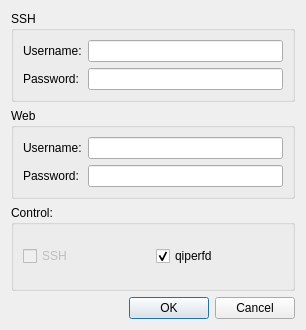
Qt form JIO/dlgset.ui (coolshou/qiperf) before a commit.
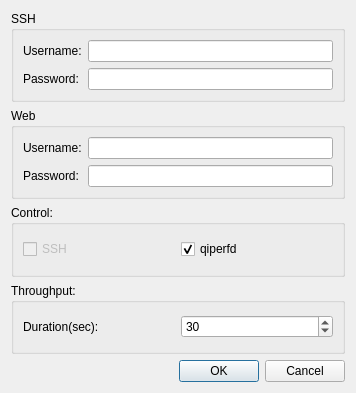
The same form after that commit.

Patch:
```diff
--- a/JIO/dlgset.ui
+++ b/JIO/dlgset.ui
@@ -6,8 +6,8 @@
    <rect>
     <x>0</x>
     <y>0</y>
-    <width>306</width>
-    <height>330</height>
+    <width>356</width>
+    <height>393</height>
    </rect>
   </property>
   <property name="windowTitle">
@@ -110,6 +110,32 @@
      </layout>
     </widget>
    </item>
+   <item>
+    <widget class="QGroupBox" name="groupBox_3">
+     <property name="title">
+      <string>Throughput:</string>
+     </property>
+     <layout class="QGridLayout" name="gridLayout">
+      <item row="0" column="0">
+       <widget class="QLabel" name="label_5">
+        <property name="text">
+         <string>Duration(sec):</string>
+        </property>
+       </widget>
+      </item>
+      <item row="0" column="1">
+       <widget class="QSpinBox" name="sbDuration">
+        <property name="maximum">
+         <number>864000</number>
+        </property>
+        <property name="value">
+         <number>30</number>
+        </property>
+       </widget>
+      </item>
+     </layout>
+    </widget>
+   </item>
    <item>
     <widget class="QDialogButtonBox" name="buttonBox">
      <property name="orientation">
```
Left out of the diff: 2 changed lines with no effect on the pictures.
